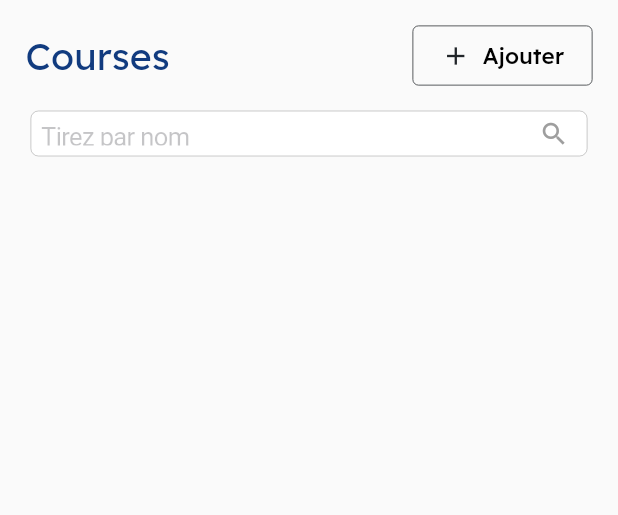
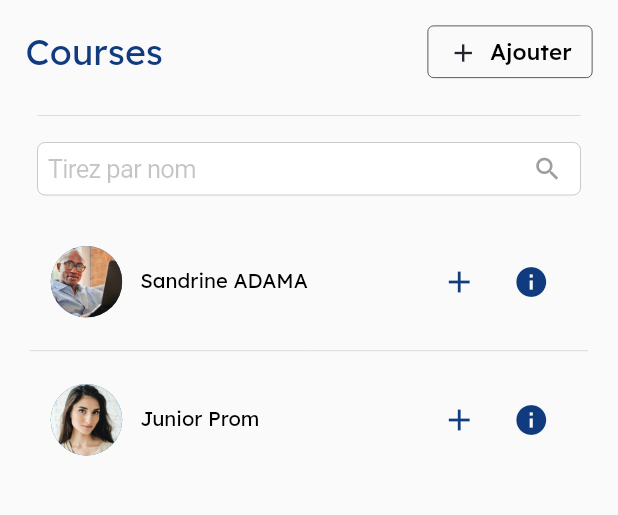
Before and after one commit to Morel-D/blucash_agent, a Flutter app: the screen it shows after launch, on a phone screen of 412 x 824 dp, the part 84-599 px from its top. Run offline on Flutter 3.47's test engine with Material 2 defaults, Android fonts, the phone set to English and light mode, and no system bars; our stand-ins replace dropdown_textfield, flutter_svg, google_fonts, responsive_sizer.

Commit message:
Course layer design & dialog box in ios style implented

```diff
--- a/lib/Courses/courses.dart
+++ b/lib/Courses/courses.dart
@@ -4,6 +4,7 @@ import 'package:google_fonts/google_fonts.dart';
 import 'package:responsive_sizer/responsive_sizer.dart';
 import 'package:blucash_agent/Shared/Statique.dart';
 import 'package:flutter_svg/flutter_svg.dart';
+import 'package:blucash_agent/Courses/boite_de_dialogue.dart';
 
 class Courses extends StatefulWidget {
   const Courses({super.key});
@@ -62,8 +63,11 @@ class _CoursesState extends State<Courses> {
           ],
         ),
         body: SingleChildScrollView(
+          child: Padding(
+            padding: const EdgeInsets.all(0.0),
             child: Container(
               child: Column(
+                crossAxisAlignment: CrossAxisAlignment.stretch,
                 children: [
                   Padding(
                     padding: const EdgeInsets.all(17.0),
@@ -73,10 +77,11 @@ class _CoursesState extends State<Courses> {
                         mainAxisAlignment: MainAxisAlignment.spaceBetween,
                         children: [
                           Text("Courses",
-                            style: lexendBlue.copyWith(fontSize: 25)),
+                              style: lexendBlue.copyWith(
+                                  fontSize: Adaptive.sp(20))),
                           SizedBox(
-                          height: 40,
-                          width: 120,
+                            height: 35,
+                            width: 110,
                             child: TextButton.icon(
                               onPressed: () {},
                               icon: Icon(
@@ -96,9 +101,18 @@ class _CoursesState extends State<Courses> {
                       ),
                     ),
                   ),
-                SizedBox(
+                  // Divider
+                  Padding(
+                    padding: const EdgeInsets.only(left: 25, right: 25),
+                    child: Divider(),
+                  ),
+                  // search bar
+                  Padding(
+                    padding:
+                        const EdgeInsets.only(top: 10, left: 25, right: 25),
+                    child: SizedBox(
                         width: Adaptive.w(90),
-                    height: 30,
+                        height: 35,
                         child: CupertinoTextField(
                           placeholder: "Tirez par nom",
                           suffix: Padding(
@@ -109,8 +123,107 @@ class _CoursesState extends State<Courses> {
                               size: 20,
                             ),
                           ),
+                        )),
+                  ),
+                  //cards
+
+                  Padding(
+                    padding: const EdgeInsets.all(19.8),
+                    child: Column(
+                      crossAxisAlignment: CrossAxisAlignment.start,
+                      children: [
+                        Container(
+                          child: Padding(
+                            padding: const EdgeInsets.all(14.0),
+                            child: Row(
+                              mainAxisAlignment: MainAxisAlignment.spaceBetween,
+                              children: [
+                                Row(
+                                  children: [
+                                    Padding(
+                                      padding: const EdgeInsets.only(right: 12),
+                                      child: CircleAvatar(
+                                          radius: Adaptive.sp(20),
+                                          backgroundImage:
+                                              AssetImage("assets/user1.jpg")),
+                                    ),
+                                    Text('Sandrine ADAMA',
+                                        style: lexendBlack.copyWith(
+                                            fontSize: Adaptive.sp(15))),
+                                  ],
+                                ),
+                                Row(
+                                  children: [
+                                    IconButton(
+                                        onPressed: () {},
+                                        icon: Icon(
+                                          Icons.add,
+                                          color: darkBlue,
+                                        )),
+                                    IconButton(
+                                        onPressed: () {
+                                          showCupertinoDialog(
+                                              context: context,
+                                              builder: (context) {
+                                                return Boite();
+                                              });
+                                        },
+                                        icon: Icon(
+                                          Icons.info,
+                                          color: darkBlue,
                                         ))
                                   ],
+                                )
+                              ],
+                            ),
+                          ),
+                        ),
+                        Divider(),
+                        Container(
+                          child: Padding(
+                            padding: const EdgeInsets.all(14.0),
+                            child: Row(
+                              mainAxisAlignment: MainAxisAlignment.spaceBetween,
+                              children: [
+                                Row(
+                                  children: [
+                                    Padding(
+                                      padding: const EdgeInsets.only(right: 12),
+                                      child: CircleAvatar(
+                                          radius: Adaptive.sp(20),
+                                          backgroundImage:
+                                              AssetImage("assets/user2.jpg")),
+                                    ),
+                                    Text('Junior Prom',
+                                        style: lexendBlack.copyWith(
+                                            fontSize: Adaptive.sp(15))),
+                                  ],
+                                ),
+                                Row(
+                                  children: [
+                                    IconButton(
+                                        onPressed: () {},
+                                        icon: Icon(
+                                          Icons.add,
+                                          color: darkBlue,
+                                        )),
+                                    IconButton(
+                                        onPressed: () {},
+                                        icon: Icon(
+                                          Icons.info,
+                                          color: darkBlue,
+                                        ))
+                                  ],
+                                )
+                              ],
+                            ),
+                          ),
+                        )
+                      ],
+                    ),
+                  )
+                ],
+              ),
             ),
           ),
         ),
```
Also changed, not shown: lib/Courses/boite_de_dialogue.dart (added, +113 -0 lines), assets/user1.jpg (added), assets/user2.jpg (added). Lines whose indentation alone changed are shown as unchanged.
